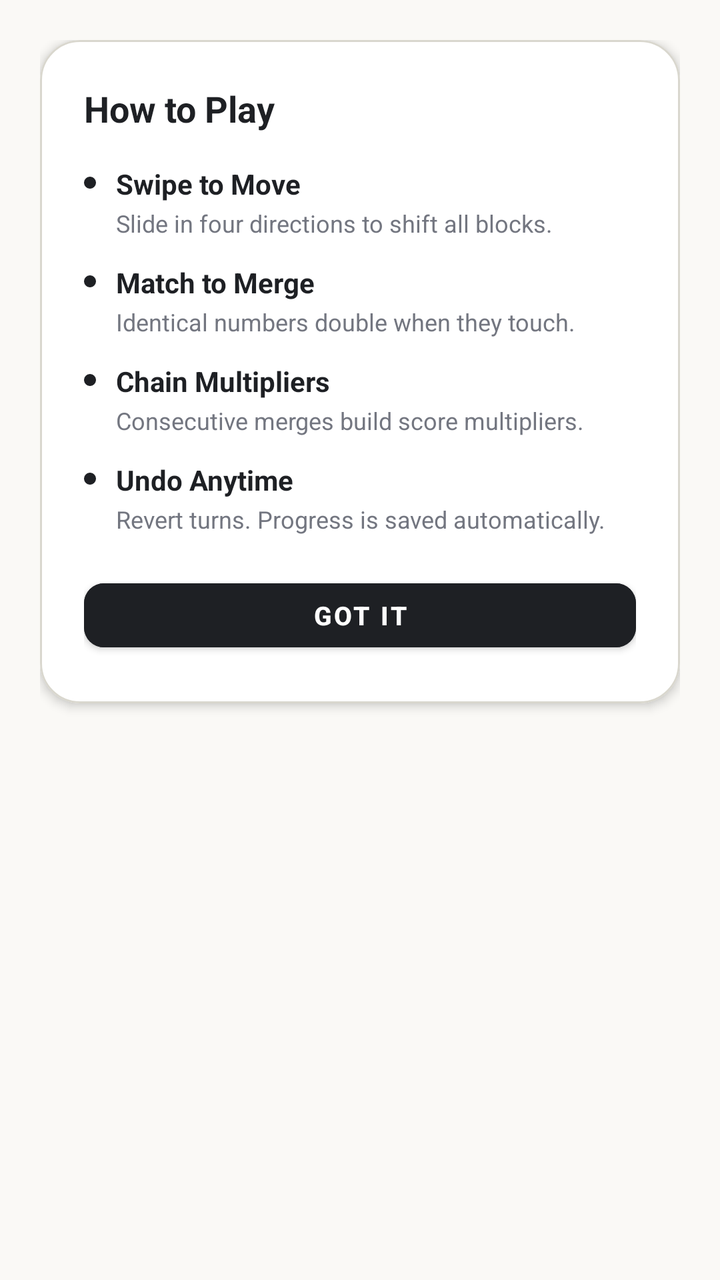
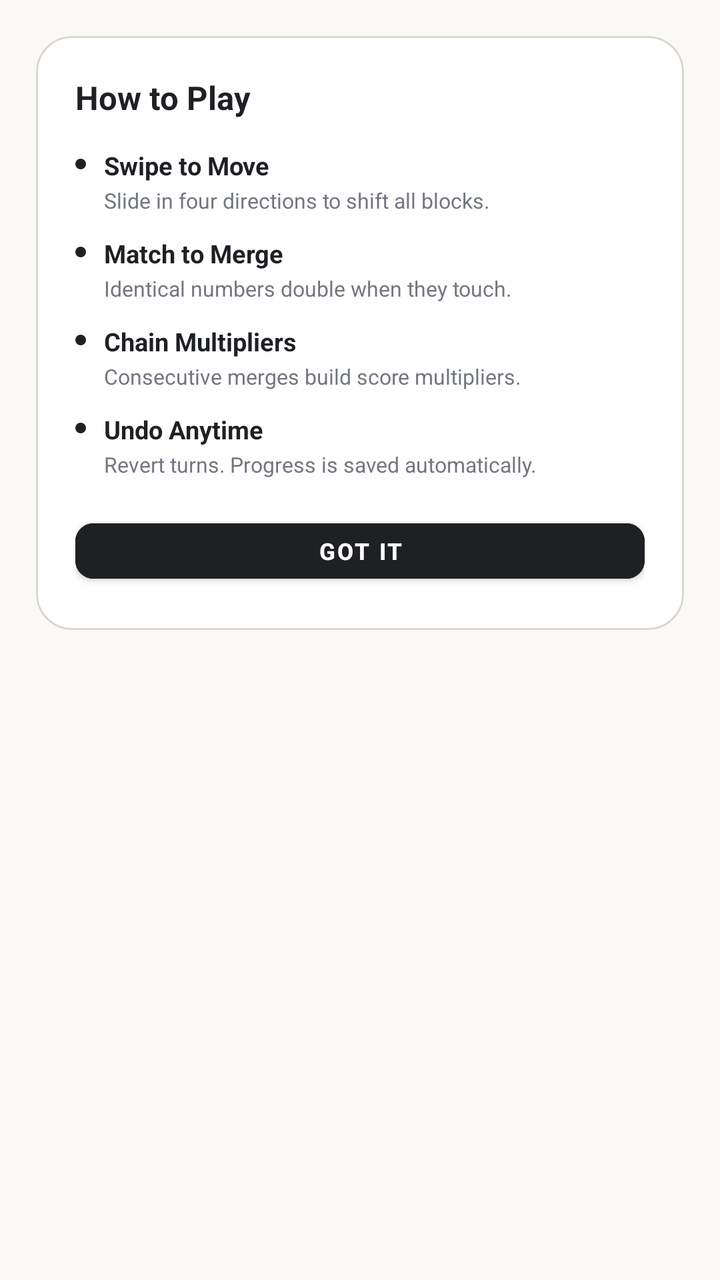

An Android layout rendered at two revisions. The XML below is the earlier revision; the diff shows what the commit changed to produce the second picture.
<!-- AndroidManifest.xml: application theme Theme.NumberBlocks -->
<!-- res/layout/dialog_tutorial.xml -->
<?xml version="1.0" encoding="utf-8"?>
<LinearLayout xmlns:android="http://schemas.android.com/apk/res/android"
    xmlns:app="http://schemas.android.com/apk/res-auto"
    android:layout_width="match_parent"
    android:layout_height="wrap_content"
    android:background="@android:color/transparent"
    android:orientation="vertical"
    android:padding="20dp">

    <com.google.android.material.card.MaterialCardView
        android:layout_width="match_parent"
        android:layout_height="wrap_content"
        app:cardBackgroundColor="#FFFFFF"
        app:cardCornerRadius="20dp"
        app:cardElevation="3dp"
        app:strokeColor="#D9D7CE"
        app:strokeWidth="1dp">

        <LinearLayout
            android:layout_width="match_parent"
            android:layout_height="wrap_content"
            android:orientation="vertical"
            android:padding="22dp">

            <TextView
                android:layout_width="wrap_content"
                android:layout_height="wrap_content"
                android:text="How to Play"
                android:textColor="#1E2024"
                android:textSize="18sp"
                android:textStyle="bold" />

            <LinearLayout
                android:layout_width="match_parent"
                android:layout_height="wrap_content"
                android:layout_marginTop="16dp"
                android:orientation="vertical">

                
                <LinearLayout
                    android:layout_width="match_parent"
                    android:layout_height="wrap_content"
                    android:layout_marginBottom="12dp"
                    android:orientation="horizontal">

                    <View
                        android:layout_width="6dp"
                        android:layout_height="6dp"
                        android:layout_marginTop="6dp"
                        android:background="@drawable/circle_badge"
                        android:backgroundTint="#1E2024" />

                    <LinearLayout
                        android:layout_width="0dp"
                        android:layout_height="wrap_content"
                        android:layout_marginStart="10dp"
                        android:layout_weight="1"
                        android:orientation="vertical">

                        <TextView
                            android:layout_width="wrap_content"
                            android:layout_height="wrap_content"
                            android:text="Swipe to Move"
                            android:textColor="#1E2024"
                            android:textSize="14sp"
                            android:textStyle="bold" />

                        <TextView
                            android:layout_width="wrap_content"
                            android:layout_height="wrap_content"
                            android:layout_marginTop="2dp"
                            android:text="Slide in four directions to shift all blocks."
                            android:textColor="#737680"
                            android:textSize="12sp" />
                    </LinearLayout>
                </LinearLayout>

                
                <LinearLayout
                    android:layout_width="match_parent"
                    android:layout_height="wrap_content"
                    android:layout_marginBottom="12dp"
                    android:orientation="horizontal">

                    <View
                        android:layout_width="6dp"
                        android:layout_height="6dp"
                        android:layout_marginTop="6dp"
                        android:background="@drawable/circle_badge"
                        android:backgroundTint="#1E2024" />

                    <LinearLayout
                        android:layout_width="0dp"
                        android:layout_height="wrap_content"
                        android:layout_marginStart="10dp"
                        android:layout_weight="1"
                        android:orientation="vertical">

                        <TextView
                            android:layout_width="wrap_content"
                            android:layout_height="wrap_content"
                            android:text="Match to Merge"
                            android:textColor="#1E2024"
                            android:textSize="14sp"
                            android:textStyle="bold" />

                        <TextView
                            android:layout_width="wrap_content"
                            android:layout_height="wrap_content"
                            android:layout_marginTop="2dp"
                            android:text="Identical numbers double when they touch."
                            android:textColor="#737680"
                            android:textSize="12sp" />
                    </LinearLayout>
                </LinearLayout>

                
                <LinearLayout
                    android:layout_width="match_parent"
                    android:layout_height="wrap_content"
                    android:layout_marginBottom="12dp"
                    android:orientation="horizontal">

                    <View
                        android:layout_width="6dp"
                        android:layout_height="6dp"
                        android:layout_marginTop="6dp"
                        android:background="@drawable/circle_badge"
                        android:backgroundTint="#1E2024" />

                    <LinearLayout
                        android:layout_width="0dp"
                        android:layout_height="wrap_content"
                        android:layout_marginStart="10dp"
                        android:layout_weight="1"
                        android:orientation="vertical">

                        <TextView
                            android:layout_width="wrap_content"
                            android:layout_height="wrap_content"
                            android:text="Chain Multipliers"
                            android:textColor="#1E2024"
                            android:textSize="14sp"
                            android:textStyle="bold" />

                        <TextView
                            android:layout_width="wrap_content"
                            android:layout_height="wrap_content"
                            android:layout_marginTop="2dp"
                            android:text="Consecutive merges build score multipliers."
                            android:textColor="#737680"
                            android:textSize="12sp" />
                    </LinearLayout>
                </LinearLayout>

                
                <LinearLayout
                    android:layout_width="match_parent"
                    android:layout_height="wrap_content"
                    android:orientation="horizontal">

                    <View
                        android:layout_width="6dp"
                        android:layout_height="6dp"
                        android:layout_marginTop="6dp"
                        android:background="@drawable/circle_badge"
                        android:backgroundTint="#1E2024" />

                    <LinearLayout
                        android:layout_width="0dp"
                        android:layout_height="wrap_content"
                        android:layout_marginStart="10dp"
                        android:layout_weight="1"
                        android:orientation="vertical">

                        <TextView
                            android:layout_width="wrap_content"
                            android:layout_height="wrap_content"
                            android:text="Undo Anytime"
                            android:textColor="#1E2024"
                            android:textSize="14sp"
                            android:textStyle="bold" />

                        <TextView
                            android:layout_width="wrap_content"
                            android:layout_height="wrap_content"
                            android:layout_marginTop="2dp"
                            android:text="Revert turns. Progress is saved automatically."
                            android:textColor="#737680"
                            android:textSize="12sp" />
                    </LinearLayout>
                </LinearLayout>

            </LinearLayout>

            <Button
                android:id="@+id/btn_close_tutorial"
                style="@style/Widget.MaterialComponents.Button"
                android:layout_width="match_parent"
                android:layout_height="44dp"
                android:layout_marginTop="18dp"
                android:backgroundTint="#1E2024"
                android:text="Got It"
                android:textColor="#FFFFFF"
                android:textSize="13sp"
                android:textStyle="bold"
                app:cornerRadius="10dp" />

        </LinearLayout>
    </com.google.android.material.card.MaterialCardView>
</LinearLayout>
<!-- resources referenced by this layout -->
<resources>
  <!-- drawable circle_badge (drawable) -->
  <?xml version="1.0" encoding="utf-8"?>
  <shape xmlns:android="http://schemas.android.com/apk/res/android"
      android:shape="oval">
      <solid android:color="#FFFFFF" />
  </shape>
  <style name="Theme.NumberBlocks" parent="Theme.MaterialComponents.DayNight.NoActionBar">
          <item name="colorPrimary">@color/primary</item>
          <item name="colorPrimaryVariant">@color/primary_variant</item>
          <item name="colorSecondary">@color/secondary</item>
          <item name="android:statusBarColor">@color/background</item>
          <item name="android:navigationBarColor">@color/background</item>
          <item name="android:windowBackground">@color/background</item>
      </style>
  <color name="primary">#1E2024</color>
  <color name="primary_variant">#161719</color>
  <color name="secondary">#5A5D66</color>
  <color name="background">#FAF9F6</color>
</resources>

<!-- the commit's change to res/layout/dialog_tutorial.xml (unified diff, before → after) -->
@@ -5,55 +5,55 @@
     android:layout_height="wrap_content"
     android:background="@android:color/transparent"
     android:orientation="vertical"
-    android:padding="20dp">
+    android:padding="@dimen/dp_20">
 
     <com.google.android.material.card.MaterialCardView
         android:layout_width="match_parent"
         android:layout_height="wrap_content"
         app:cardBackgroundColor="#FFFFFF"
-        app:cardCornerRadius="20dp"
-        app:cardElevation="3dp"
+        app:cardCornerRadius="@dimen/dp_20"
+        app:cardElevation="@dimen/dp_3"
         app:strokeColor="#D9D7CE"
-        app:strokeWidth="1dp">
+        app:strokeWidth="@dimen/dp_1">
 
         <LinearLayout
             android:layout_width="match_parent"
             android:layout_height="wrap_content"
             android:orientation="vertical"
-            android:padding="22dp">
+            android:padding="@dimen/dp_22">
 
             <TextView
                 android:layout_width="wrap_content"
                 android:layout_height="wrap_content"
                 android:text="How to Play"
                 android:textColor="#1E2024"
-                android:textSize="18sp"
+                android:textSize="@dimen/sp_18"
                 android:textStyle="bold" />
 
             <LinearLayout
                 android:layout_width="match_parent"
                 android:layout_height="wrap_content"
-                android:layout_marginTop="16dp"
+                android:layout_marginTop="@dimen/dp_16"
                 android:orientation="vertical">
 
                 
                 <LinearLayout
                     android:layout_width="match_parent"
                     android:layout_height="wrap_content"
-                    android:layout_marginBottom="12dp"
-                    android:orientation="horizontal">
-
-                    <View
-                        android:layout_width="6dp"
-                        android:layout_height="6dp"
-                        android:layout_marginTop="6dp"
-                        android:background="@drawable/circle_badge"
-                        android:backgroundTint="#1E2024" />
-
-                    <LinearLayout
-                        android:layout_width="0dp"
-                        android:layout_height="wrap_content"
-                        android:layout_marginStart="10dp"
+                    android:layout_marginBottom="@dimen/dp_12"
+                    android:orientation="horizontal">
+
+                    <View
+                        android:layout_width="@dimen/dp_6"
+                        android:layout_height="@dimen/dp_6"
+                        android:layout_marginTop="@dimen/dp_6"
+                        android:background="@drawable/circle_badge"
+                        android:backgroundTint="#1E2024" />
+
+                    <LinearLayout
+                        android:layout_width="0dp"
+                        android:layout_height="wrap_content"
+                        android:layout_marginStart="@dimen/dp_10"
                         android:layout_weight="1"
                         android:orientation="vertical">
 
@@ -62,37 +62,37 @@
                             android:layout_height="wrap_content"
                             android:text="Swipe to Move"
                             android:textColor="#1E2024"
-                            android:textSize="14sp"
-                            android:textStyle="bold" />
-
-                        <TextView
-                            android:layout_width="wrap_content"
-                            android:layout_height="wrap_content"
-                            android:layout_marginTop="2dp"
+                            android:textSize="@dimen/sp_14"
+                            android:textStyle="bold" />
+
+                        <TextView
+                            android:layout_width="wrap_content"
+                            android:layout_height="wrap_content"
+                            android:layout_marginTop="@dimen/dp_2"
                             android:text="Slide in four directions to shift all blocks."
                             android:textColor="#737680"
-                            android:textSize="12sp" />
-                    </LinearLayout>
-                </LinearLayout>
-
-                
-                <LinearLayout
-                    android:layout_width="match_parent"
-                    android:layout_height="wrap_content"
-                    android:layout_marginBottom="12dp"
-                    android:orientation="horizontal">
-
-                    <View
-                        android:layout_width="6dp"
-                        android:layout_height="6dp"
-                        android:layout_marginTop="6dp"
-                        android:background="@drawable/circle_badge"
-                        android:backgroundTint="#1E2024" />
-
-                    <LinearLayout
-                        android:layout_width="0dp"
-                        android:layout_height="wrap_content"
-                        android:layout_marginStart="10dp"
+                            android:textSize="@dimen/sp_12" />
+                    </LinearLayout>
+                </LinearLayout>
+
+                
+                <LinearLayout
+                    android:layout_width="match_parent"
+                    android:layout_height="wrap_content"
+                    android:layout_marginBottom="@dimen/dp_12"
+                    android:orientation="horizontal">
+
+                    <View
+                        android:layout_width="@dimen/dp_6"
+                        android:layout_height="@dimen/dp_6"
+                        android:layout_marginTop="@dimen/dp_6"
+                        android:background="@drawable/circle_badge"
+                        android:backgroundTint="#1E2024" />
+
+                    <LinearLayout
+                        android:layout_width="0dp"
+                        android:layout_height="wrap_content"
+                        android:layout_marginStart="@dimen/dp_10"
                         android:layout_weight="1"
                         android:orientation="vertical">
 
@@ -101,37 +101,37 @@
                             android:layout_height="wrap_content"
                             android:text="Match to Merge"
                             android:textColor="#1E2024"
-                            android:textSize="14sp"
-                            android:textStyle="bold" />
-
-                        <TextView
-                            android:layout_width="wrap_content"
-                            android:layout_height="wrap_content"
-                            android:layout_marginTop="2dp"
+                            android:textSize="@dimen/sp_14"
+                            android:textStyle="bold" />
+
+                        <TextView
+                            android:layout_width="wrap_content"
+                            android:layout_height="wrap_content"
+                            android:layout_marginTop="@dimen/dp_2"
                             android:text="Identical numbers double when they touch."
                             android:textColor="#737680"
-                            android:textSize="12sp" />
-                    </LinearLayout>
-                </LinearLayout>
-
-                
-                <LinearLayout
-                    android:layout_width="match_parent"
-                    android:layout_height="wrap_content"
-                    android:layout_marginBottom="12dp"
-                    android:orientation="horizontal">
-
-                    <View
-                        android:layout_width="6dp"
-                        android:layout_height="6dp"
-                        android:layout_marginTop="6dp"
-                        android:background="@drawable/circle_badge"
-                        android:backgroundTint="#1E2024" />
-
-                    <LinearLayout
-                        android:layout_width="0dp"
-                        android:layout_height="wrap_content"
-                        android:layout_marginStart="10dp"
+                            android:textSize="@dimen/sp_12" />
+                    </LinearLayout>
+                </LinearLayout>
+
+                
+                <LinearLayout
+                    android:layout_width="match_parent"
+                    android:layout_height="wrap_content"
+                    android:layout_marginBottom="@dimen/dp_12"
+                    android:orientation="horizontal">
+
+                    <View
+                        android:layout_width="@dimen/dp_6"
+                        android:layout_height="@dimen/dp_6"
+                        android:layout_marginTop="@dimen/dp_6"
+                        android:background="@drawable/circle_badge"
+                        android:backgroundTint="#1E2024" />
+
+                    <LinearLayout
+                        android:layout_width="0dp"
+                        android:layout_height="wrap_content"
+                        android:layout_marginStart="@dimen/dp_10"
                         android:layout_weight="1"
                         android:orientation="vertical">
 
@@ -140,36 +140,36 @@
                             android:layout_height="wrap_content"
                             android:text="Chain Multipliers"
                             android:textColor="#1E2024"
-                            android:textSize="14sp"
-                            android:textStyle="bold" />
-
-                        <TextView
-                            android:layout_width="wrap_content"
-                            android:layout_height="wrap_content"
-                            android:layout_marginTop="2dp"
+                            android:textSize="@dimen/sp_14"
+                            android:textStyle="bold" />
+
+                        <TextView
+                            android:layout_width="wrap_content"
+                            android:layout_height="wrap_content"
+                            android:layout_marginTop="@dimen/dp_2"
                             android:text="Consecutive merges build score multipliers."
                             android:textColor="#737680"
-                            android:textSize="12sp" />
-                    </LinearLayout>
-                </LinearLayout>
-
-                
-                <LinearLayout
-                    android:layout_width="match_parent"
-                    android:layout_height="wrap_content"
-                    android:orientation="horizontal">
-
-                    <View
-                        android:layout_width="6dp"
-                        android:layout_height="6dp"
-                        android:layout_marginTop="6dp"
-                        android:background="@drawable/circle_badge"
-                        android:backgroundTint="#1E2024" />
-
-                    <LinearLayout
-                        android:layout_width="0dp"
-                        android:layout_height="wrap_content"
-                        android:layout_marginStart="10dp"
+                            android:textSize="@dimen/sp_12" />
+                    </LinearLayout>
+                </LinearLayout>
+
+                
+                <LinearLayout
+                    android:layout_width="match_parent"
+                    android:layout_height="wrap_content"
+                    android:orientation="horizontal">
+
+                    <View
+                        android:layout_width="@dimen/dp_6"
+                        android:layout_height="@dimen/dp_6"
+                        android:layout_marginTop="@dimen/dp_6"
+                        android:background="@drawable/circle_badge"
+                        android:backgroundTint="#1E2024" />
+
+                    <LinearLayout
+                        android:layout_width="0dp"
+                        android:layout_height="wrap_content"
+                        android:layout_marginStart="@dimen/dp_10"
                         android:layout_weight="1"
                         android:orientation="vertical">
 
@@ -178,16 +178,16 @@
                             android:layout_height="wrap_content"
                             android:text="Undo Anytime"
                             android:textColor="#1E2024"
-                            android:textSize="14sp"
-                            android:textStyle="bold" />
-
-                        <TextView
-                            android:layout_width="wrap_content"
-                            android:layout_height="wrap_content"
-                            android:layout_marginTop="2dp"
+                            android:textSize="@dimen/sp_14"
+                            android:textStyle="bold" />
+
+                        <TextView
+                            android:layout_width="wrap_content"
+                            android:layout_height="wrap_content"
+                            android:layout_marginTop="@dimen/dp_2"
                             android:text="Revert turns. Progress is saved automatically."
                             android:textColor="#737680"
-                            android:textSize="12sp" />
+                            android:textSize="@dimen/sp_12" />
                     </LinearLayout>
                 </LinearLayout>
 
@@ -197,14 +197,14 @@
                 android:id="@+id/btn_close_tutorial"
                 style="@style/Widget.MaterialComponents.Button"
                 android:layout_width="match_parent"
-                android:layout_height="44dp"
-                android:layout_marginTop="18dp"
+                android:layout_height="@dimen/dp_44"
+                android:layout_marginTop="@dimen/dp_18"
                 android:backgroundTint="#1E2024"
                 android:text="Got It"
                 android:textColor="#FFFFFF"
-                android:textSize="13sp"
+                android:textSize="@dimen/sp_13"
                 android:textStyle="bold"
-                app:cornerRadius="10dp" />
+                app:cornerRadius="@dimen/dp_10" />
 
         </LinearLayout>
     </com.google.android.material.card.MaterialCardView>
<!-- resource entries referenced after the edit -->
@@ -1,5 +1,20 @@
 <!-- resources referenced by this layout -->
 <resources>
+  <dimen name="dp_1">1.00dp</dimen>
+  <dimen name="dp_10">10.00dp</dimen>
+  <dimen name="dp_12">12.00dp</dimen>
+  <dimen name="dp_16">16.00dp</dimen>
+  <dimen name="dp_18">18.00dp</dimen>
+  <dimen name="dp_2">2.00dp</dimen>
+  <dimen name="dp_20">20.00dp</dimen>
+  <dimen name="dp_22">22.00dp</dimen>
+  <dimen name="dp_3">3.00dp</dimen>
+  <dimen name="dp_44">44.00dp</dimen>
+  <dimen name="dp_6">6.00dp</dimen>
+  <dimen name="sp_12">12.00sp</dimen>
+  <dimen name="sp_13">13.00sp</dimen>
+  <dimen name="sp_14">14.00sp</dimen>
+  <dimen name="sp_18">18.00sp</dimen>
   <!-- drawable circle_badge (drawable) -->
   <?xml version="1.0" encoding="utf-8"?>
   <shape xmlns:android="http://schemas.android.com/apk/res/android"
